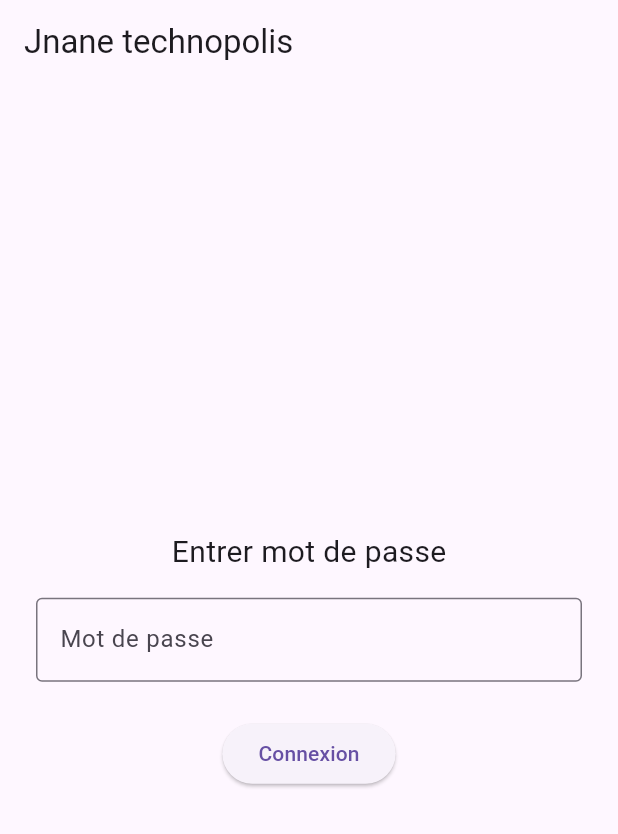
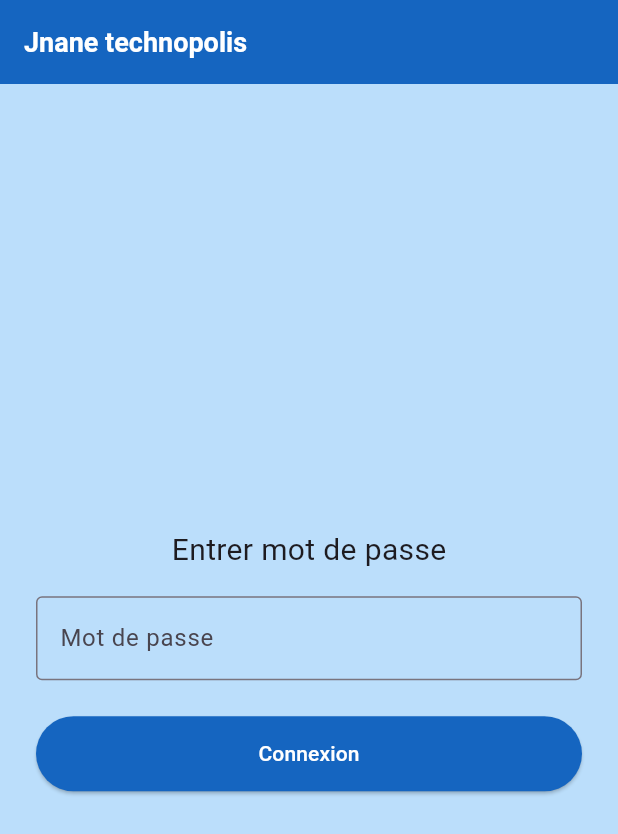
Before and after one commit to stracoma/technopolis, a Flutter app: the screen it shows after launch, on a phone screen of 412 x 824 dp. Shown: the top 834 px of the screen. Run offline on Flutter 3.47's test engine with Material 3 defaults, Android fonts, the light colour scheme and no system bars; our stand-ins replace cloud_firestore, firebase_core; accounts and stored records are empty.

Commit message:
dimanche 6 juillet 2025 bis

```diff
--- a/lib/main.dart
+++ b/lib/main.dart
@@ -30,7 +30,18 @@ class MyApp extends StatelessWidget {
         GlobalCupertinoLocalizations.delegate,
       ],
       home: Scaffold(
-        appBar: AppBar(title: const Text('Jnane technopolis')),
+        backgroundColor: Colors.blue[100],
+        appBar: AppBar(
+          title: const Text(
+            'Jnane technopolis',
+            style: TextStyle(
+              fontSize: 18,
+              color: Colors.white,
+              fontWeight: FontWeight.bold,
+            ),
+          ),
+          backgroundColor: Colors.blue[800],
+        ),
         body: const ConnexionForm(),
       ),
       routes: {
@@ -89,6 +100,11 @@ class _ConnexionFormState extends State<ConnexionForm> {
           ),
           const SizedBox(height: 24),
           ElevatedButton(
+            style: ElevatedButton.styleFrom(
+              backgroundColor: Colors.blue[800],
+              foregroundColor: Colors.white,
+              minimumSize: const Size(double.infinity, 50),
+            ),
             onPressed: _onConnexionPressed,
             child: const Text('Connexion'),
           ),
```
Also changed, not shown: lib/admin.dart (+15 -2 lines), lib/invite.dart (+38 -4 lines), firebase.json, 2 other files.
